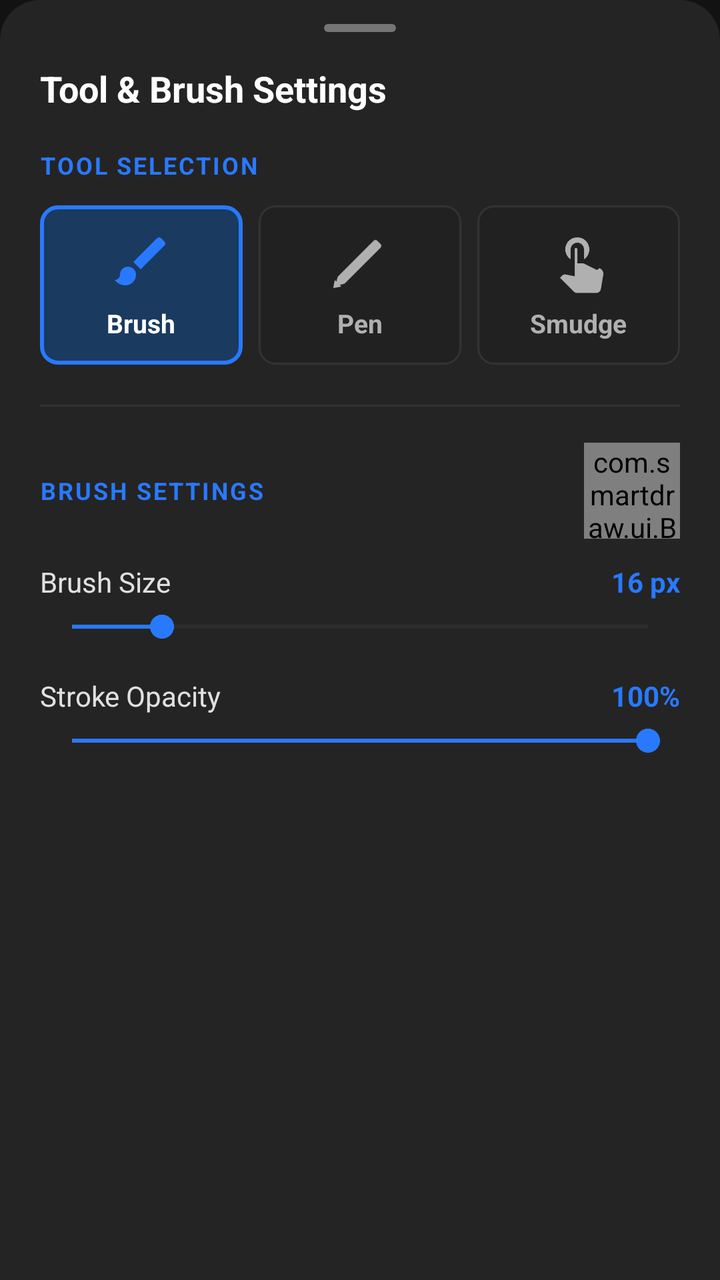
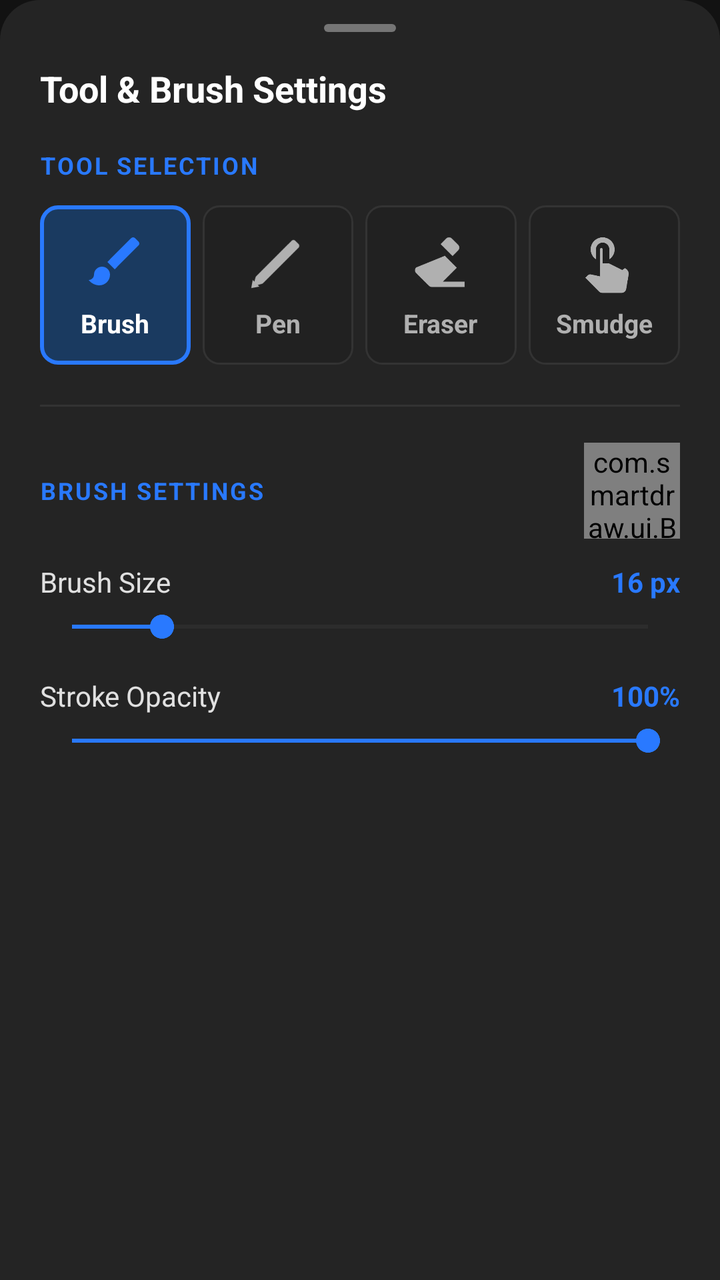

Two renders of the same Android screen: before a commit and after it. Below are the layout's source before the change and the commit's diff.
<!-- AndroidManifest.xml: application theme Theme.SmartDraw -->
<!-- res/layout/modal_tool_settings.xml -->
<?xml version="1.0" encoding="utf-8"?>
<androidx.core.widget.NestedScrollView
    xmlns:android="http://schemas.android.com/apk/res/android"
    android:layout_width="match_parent"
    android:layout_height="wrap_content"
    android:background="@drawable/bg_bottom_sheet"
    android:fillViewport="true">

    <LinearLayout
        android:layout_width="match_parent"
        android:layout_height="wrap_content"
        android:orientation="vertical"
        android:paddingStart="20dp"
        android:paddingEnd="20dp"
        android:paddingTop="12dp"
        android:paddingBottom="28dp">

        
        <View
            android:layout_width="36dp"
            android:layout_height="4dp"
            android:layout_gravity="center_horizontal"
            android:background="@drawable/bg_sheet_drag_handle"
            android:layout_marginBottom="16dp" />

        
        <TextView
            android:layout_width="wrap_content"
            android:layout_height="wrap_content"
            android:text="Tool &amp; Brush Settings"
            android:textColor="#FFFFFF"
            android:textSize="18sp"
            android:textStyle="bold"
            android:layout_marginBottom="18dp" />

        
        <TextView
            android:layout_width="wrap_content"
            android:layout_height="wrap_content"
            android:text="TOOL SELECTION"
            android:textColor="#2979FF"
            android:textSize="12sp"
            android:textStyle="bold"
            android:letterSpacing="0.08"
            android:layout_marginBottom="12dp" />

        <LinearLayout
            android:layout_width="match_parent"
            android:layout_height="wrap_content"
            android:orientation="horizontal"
            android:layout_marginBottom="20dp">

            
            <LinearLayout
                android:id="@+id/cardToolBrush"
                android:layout_width="0dp"
                android:layout_height="wrap_content"
                android:layout_weight="1"
                android:layout_marginEnd="4dp"
                android:orientation="vertical"
                android:gravity="center"
                android:paddingTop="12dp"
                android:paddingBottom="12dp"
                android:background="@drawable/bg_tool_card_active"
                android:clickable="true"
                android:focusable="true">

                <ImageView
                    android:id="@+id/iconBrush"
                    android:layout_width="32dp"
                    android:layout_height="32dp"
                    android:src="@drawable/ic_brush"
                    android:tint="#2979FF"
                    android:contentDescription="Paintbrush" />

                <TextView
                    android:id="@+id/textBrush"
                    android:layout_width="wrap_content"
                    android:layout_height="wrap_content"
                    android:layout_marginTop="6dp"
                    android:text="Brush"
                    android:textColor="#FFFFFF"
                    android:textSize="13sp"
                    android:textStyle="bold" />

            </LinearLayout>

            
            <LinearLayout
                android:id="@+id/cardToolPen"
                android:layout_width="0dp"
                android:layout_height="wrap_content"
                android:layout_weight="1"
                android:layout_marginStart="4dp"
                android:layout_marginEnd="4dp"
                android:orientation="vertical"
                android:gravity="center"
                android:paddingTop="12dp"
                android:paddingBottom="12dp"
                android:background="@drawable/bg_tool_card_inactive"
                android:clickable="true"
                android:focusable="true">

                <ImageView
                    android:id="@+id/iconPen"
                    android:layout_width="32dp"
                    android:layout_height="32dp"
                    android:src="@drawable/ic_pen"
                    android:tint="#B0B0B0"
                    android:contentDescription="Pen" />

                <TextView
                    android:id="@+id/textPen"
                    android:layout_width="wrap_content"
                    android:layout_height="wrap_content"
                    android:layout_marginTop="6dp"
                    android:text="Pen"
                    android:textColor="#B0B0B0"
                    android:textSize="13sp"
                    android:textStyle="bold" />

            </LinearLayout>

            
            <LinearLayout
                android:id="@+id/cardToolSmudge"
                android:layout_width="0dp"
                android:layout_height="wrap_content"
                android:layout_weight="1"
                android:layout_marginStart="4dp"
                android:orientation="vertical"
                android:gravity="center"
                android:paddingTop="12dp"
                android:paddingBottom="12dp"
                android:background="@drawable/bg_tool_card_inactive"
                android:clickable="true"
                android:focusable="true">

                <ImageView
                    android:id="@+id/iconSmudge"
                    android:layout_width="32dp"
                    android:layout_height="32dp"
                    android:src="@drawable/ic_smudge"
                    android:tint="#B0B0B0"
                    android:contentDescription="Smudge" />

                <TextView
                    android:id="@+id/textSmudge"
                    android:layout_width="wrap_content"
                    android:layout_height="wrap_content"
                    android:layout_marginTop="6dp"
                    android:text="Smudge"
                    android:textColor="#B0B0B0"
                    android:textSize="13sp"
                    android:textStyle="bold" />

            </LinearLayout>

        </LinearLayout>

        
        <View
            android:layout_width="match_parent"
            android:layout_height="1dp"
            android:background="#333333"
            android:layout_marginBottom="18dp" />

        
        <LinearLayout
            android:layout_width="match_parent"
            android:layout_height="wrap_content"
            android:orientation="horizontal"
            android:gravity="center_vertical"
            android:layout_marginBottom="12dp">

            <TextView
                android:id="@+id/textSettingsSectionTitle"
                android:layout_width="0dp"
                android:layout_height="wrap_content"
                android:layout_weight="1"
                android:text="BRUSH SETTINGS"
                android:textColor="#2979FF"
                android:textSize="12sp"
                android:textStyle="bold"
                android:letterSpacing="0.08" />

            
            <com.smartdraw.ui.BrushPreviewView
                android:id="@+id/brushPreview"
                android:layout_width="48dp"
                android:layout_height="48dp" />

        </LinearLayout>

        
        <LinearLayout
            android:layout_width="match_parent"
            android:layout_height="wrap_content"
            android:orientation="horizontal"
            android:gravity="center_vertical"
            android:layout_marginBottom="4dp">

            <TextView
                android:layout_width="0dp"
                android:layout_height="wrap_content"
                android:layout_weight="1"
                android:text="Brush Size"
                android:textColor="#E0E0E0"
                android:textSize="14sp" />

            <TextView
                android:id="@+id/textSizeValue"
                android:layout_width="wrap_content"
                android:layout_height="wrap_content"
                android:text="16 px"
                android:textColor="#2979FF"
                android:textSize="14sp"
                android:textStyle="bold" />

        </LinearLayout>

        
        <SeekBar
            android:id="@+id/sliderBrushSize"
            android:layout_width="match_parent"
            android:layout_height="wrap_content"
            android:max="199"
            android:progress="31"
            android:thumbTint="#2979FF"
            android:progressTint="#2979FF"
            android:progressBackgroundTint="#424242"
            android:layout_marginBottom="16dp" />

        
        <LinearLayout
            android:layout_width="match_parent"
            android:layout_height="wrap_content"
            android:orientation="horizontal"
            android:gravity="center_vertical"
            android:layout_marginBottom="4dp">

            <TextView
                android:layout_width="0dp"
                android:layout_height="wrap_content"
                android:layout_weight="1"
                android:text="Stroke Opacity"
                android:textColor="#E0E0E0"
                android:textSize="14sp" />

            <TextView
                android:id="@+id/textBrushOpacityValue"
                android:layout_width="wrap_content"
                android:layout_height="wrap_content"
                android:text="100%"
                android:textColor="#2979FF"
                android:textSize="14sp"
                android:textStyle="bold" />

        </LinearLayout>

        
        <SeekBar
            android:id="@+id/sliderBrushOpacity"
            android:layout_width="match_parent"
            android:layout_height="wrap_content"
            android:max="99"
            android:progress="99"
            android:thumbTint="#2979FF"
            android:progressTint="#2979FF"
            android:progressBackgroundTint="#424242"
            android:layout_marginBottom="8dp" />

    </LinearLayout>

</androidx.core.widget.NestedScrollView>
<!-- resources referenced by this layout -->
<resources>
  <!-- drawable bg_bottom_sheet (drawable) -->
  <?xml version="1.0" encoding="utf-8"?>
  <shape xmlns:android="http://schemas.android.com/apk/res/android"
      android:shape="rectangle">
      <solid android:color="#242424" />
      <corners
          android:topLeftRadius="20dp"
          android:topRightRadius="20dp" />
  </shape>
  <!-- drawable bg_sheet_drag_handle (drawable) -->
  <?xml version="1.0" encoding="utf-8"?>
  <shape xmlns:android="http://schemas.android.com/apk/res/android"
      android:shape="rectangle">
      <solid android:color="#757575" />
      <corners android:radius="2dp" />
  </shape>
  <!-- drawable bg_tool_card_active (drawable) -->
  <?xml version="1.0" encoding="utf-8"?>
  <shape xmlns:android="http://schemas.android.com/apk/res/android"
      android:shape="rectangle">
      <solid android:color="#1A3A60" />
      <stroke android:width="2dp" android:color="#2979FF" />
      <corners android:radius="8dp" />
  </shape>
  <!-- drawable bg_tool_card_inactive (drawable) -->
  <?xml version="1.0" encoding="utf-8"?>
  <shape xmlns:android="http://schemas.android.com/apk/res/android"
      android:shape="rectangle">
      <solid android:color="#212121" />
      <stroke android:width="1dp" android:color="#333333" />
      <corners android:radius="8dp" />
  </shape>
  <!-- drawable ic_brush (drawable) -->
  <vector xmlns:android="http://schemas.android.com/apk/res/android"
      android:width="24dp"
      android:height="24dp"
      android:viewportWidth="24"
      android:viewportHeight="24">
      <path
          android:fillColor="#FFFFFFFF"
          android:pathData="M7,14c-1.66,0 -3,1.34 -3,3 0,1.31 -1.16,2 -2,2 0.92,1.22 2.49,2 4,2 2.21,0 4,-1.79 4,-4 0,-1.66 -1.34,-3 -3,-3zM20.71,4.63l-1.34,-1.34c-0.39,-0.39 -1.02,-0.39 -1.41,0L9,12.25 11.75,15l8.96,-8.96c0.39,-0.39 0.39,-1.02 0,-1.41z"/>
  </vector>
  <!-- drawable ic_pen (drawable) -->
  <vector xmlns:android="http://schemas.android.com/apk/res/android"
      android:width="24dp"
      android:height="24dp"
      android:viewportWidth="24"
      android:viewportHeight="24">
      <path
          android:fillColor="#FFFFFFFF"
          android:pathData="M2.5,21.5l3.8,-1.2 12.1,-12.1 -2.6,-2.6L3.7,17.7zM19.7,6.9c0.4,-0.4 0.4,-1 0,-1.4l-1.2,-1.2c-0.4,-0.4 -1,-0.4 -1.4,0l-1.4,1.4 2.6,2.6z"/>
      <path
          android:fillColor="#FFFFFFFF"
          android:pathData="M2,22l3,-0.5 -2.5,-2.5z"/>
  </vector>
  <style name="Theme.SmartDraw" parent="Theme.MaterialComponents.DayNight.NoActionBar">
          <item name="android:statusBarColor">#121212</item>
          <item name="colorPrimary">#2979FF</item>
          <item name="colorSecondary">#00E676</item>
          <item name="colorSurface">#1E1E1E</item>
          <item name="android:colorBackground">#121212</item>
          <item name="bottomSheetDialogTheme">@style/SmartDrawBottomSheetDialogTheme</item>
      </style>
  <style name="SmartDrawBottomSheetDialogTheme" parent="Theme.Design.BottomSheetDialog">
          <item name="bottomSheetStyle">@style/SmartDrawBottomSheetStyle</item>
      </style>
  <style name="SmartDrawBottomSheetStyle" parent="Widget.Design.BottomSheet.Modal">
          <item name="android:background">@drawable/bg_bottom_sheet</item>
      </style>
  <!-- unchanged entries left out for length: 1 -->
</resources>

<!-- the commit's change to res/layout/modal_tool_settings.xml (unified diff, before → after) -->
@@ -56,7 +56,7 @@
                 android:layout_width="0dp"
                 android:layout_height="wrap_content"
                 android:layout_weight="1"
-                android:layout_marginEnd="4dp"
+                android:layout_marginEnd="3dp"
                 android:orientation="vertical"
                 android:gravity="center"
                 android:paddingTop="12dp"
@@ -91,8 +91,8 @@
                 android:layout_width="0dp"
                 android:layout_height="wrap_content"
                 android:layout_weight="1"
-                android:layout_marginStart="4dp"
-                android:layout_marginEnd="4dp"
+                android:layout_marginStart="3dp"
+                android:layout_marginEnd="3dp"
                 android:orientation="vertical"
                 android:gravity="center"
                 android:paddingTop="12dp"
@@ -123,11 +123,47 @@
 
             
             <LinearLayout
+                android:id="@+id/cardToolEraser"
+                android:layout_width="0dp"
+                android:layout_height="wrap_content"
+                android:layout_weight="1"
+                android:layout_marginStart="3dp"
+                android:layout_marginEnd="3dp"
+                android:orientation="vertical"
+                android:gravity="center"
+                android:paddingTop="12dp"
+                android:paddingBottom="12dp"
+                android:background="@drawable/bg_tool_card_inactive"
+                android:clickable="true"
+                android:focusable="true">
+
+                <ImageView
+                    android:id="@+id/iconEraser"
+                    android:layout_width="32dp"
+                    android:layout_height="32dp"
+                    android:src="@drawable/ic_eraser"
+                    android:tint="#B0B0B0"
+                    android:contentDescription="Eraser" />
+
+                <TextView
+                    android:id="@+id/textEraser"
+                    android:layout_width="wrap_content"
+                    android:layout_height="wrap_content"
+                    android:layout_marginTop="6dp"
+                    android:text="Eraser"
+                    android:textColor="#B0B0B0"
+                    android:textSize="13sp"
+                    android:textStyle="bold" />
+
+            </LinearLayout>
+
+            
+            <LinearLayout
                 android:id="@+id/cardToolSmudge"
                 android:layout_width="0dp"
                 android:layout_height="wrap_content"
                 android:layout_weight="1"
-                android:layout_marginStart="4dp"
+                android:layout_marginStart="3dp"
                 android:orientation="vertical"
                 android:gravity="center"
                 android:paddingTop="12dp"
<!-- resource entries referenced after the edit -->
@@ -42,6 +42,16 @@
           android:fillColor="#FFFFFFFF"
           android:pathData="M7,14c-1.66,0 -3,1.34 -3,3 0,1.31 -1.16,2 -2,2 0.92,1.22 2.49,2 4,2 2.21,0 4,-1.79 4,-4 0,-1.66 -1.34,-3 -3,-3zM20.71,4.63l-1.34,-1.34c-0.39,-0.39 -1.02,-0.39 -1.41,0L9,12.25 11.75,15l8.96,-8.96c0.39,-0.39 0.39,-1.02 0,-1.41z"/>
   </vector>
+  <!-- drawable ic_eraser (drawable) -->
+  <vector xmlns:android="http://schemas.android.com/apk/res/android"
+      android:width="24dp"
+      android:height="24dp"
+      android:viewportWidth="24"
+      android:viewportHeight="24">
+      <path
+          android:fillColor="#FFFFFFFF"
+          android:pathData="M15.14,3c-0.38,0 -0.77,0.15 -1.06,0.44l-2.09,2.09 4.48,4.48 2.09,-2.09c0.59,-0.59 0.59,-1.54 0,-2.12l-2.36,-2.35c-0.29,-0.29 -0.68,-0.44 -1.06,-0.44zM2.81,14.28c-0.59,0.59 -0.59,1.54 0,2.12l4.79,4.79c0.29,0.29 0.68,0.44 1.06,0.44H21v-2h-8.17l5.22,-5.22 -4.48,-4.48L2.81,14.28z"/>
+  </vector>
   <!-- drawable ic_pen (drawable) -->
   <vector xmlns:android="http://schemas.android.com/apk/res/android"
       android:width="24dp"
